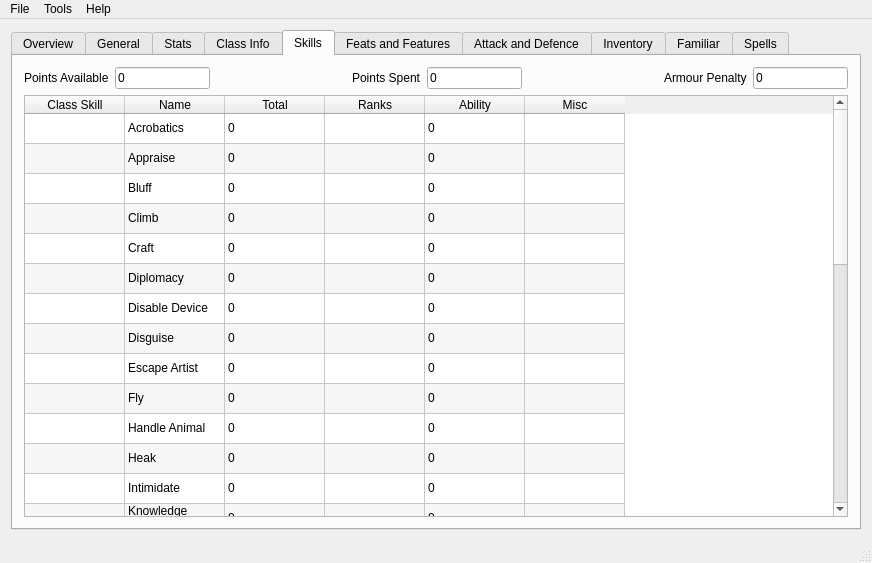
The window that mainwindow.ui (apocolypse600/PathfinderCharacterCreator) describes before a commit, drawn with Qt 5.
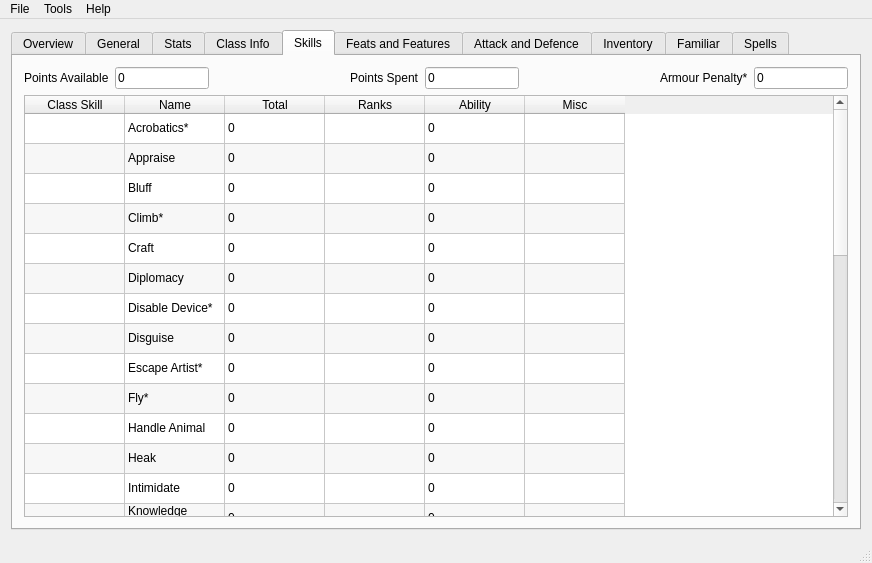
The same window after the commit.

Commit message: The last changes to the class skills table for now

What changed in the file:
```diff
--- a/mainwindow.ui
+++ b/mainwindow.ui
@@ -1325,7 +1325,7 @@
           <item>
            <widget class="QLabel" name="label">
             <property name="text">
-             <string>Armour Penalty</string>
+             <string>Armour Penalty*</string>
             </property>
            </widget>
           </item>
@@ -1361,39 +1361,181 @@
           <attribute name="verticalHeaderVisible">
            <bool>false</bool>
           </attribute>
-          <row/>
-          <row/>
-          <row/>
-          <row/>
-          <row/>
-          <row/>
-          <row/>
-          <row/>
-          <row/>
-          <row/>
-          <row/>
-          <row/>
-          <row/>
-          <row/>
-          <row/>
-          <row/>
-          <row/>
-          <row/>
-          <row/>
-          <row/>
-          <row/>
-          <row/>
-          <row/>
-          <row/>
-          <row/>
-          <row/>
-          <row/>
-          <row/>
-          <row/>
-          <row/>
-          <row/>
-          <row/>
-          <row/>
+          <row>
+           <property name="text">
+            <string>Acrobatics</string>
+           </property>
+          </row>
+          <row>
+           <property name="text">
+            <string>Appraise</string>
+           </property>
+          </row>
+          <row>
+           <property name="text">
+            <string>Bluff</string>
+           </property>
+          </row>
+          <row>
+           <property name="text">
+            <string>Climb</string>
+           </property>
+          </row>
+          <row>
+           <property name="text">
+            <string>Craft</string>
+           </property>
+          </row>
+          <row>
+           <property name="text">
+            <string>Diplomacy</string>
+           </property>
+          </row>
+          <row>
+           <property name="text">
+            <string>Disable Device</string>
+           </property>
+          </row>
+          <row>
+           <property name="text">
+            <string>Disguise</string>
+           </property>
+          </row>
+          <row>
+           <property name="text">
+            <string>Escape Artist</string>
+           </property>
+          </row>
+          <row>
+           <property name="text">
+            <string>Fly</string>
+           </property>
+          </row>
+          <row>
+           <property name="text">
+            <string>Handle Animal</string>
+           </property>
+          </row>
+          <row>
+           <property name="text">
+            <string>Heal</string>
+           </property>
+          </row>
+          <row>
+           <property name="text">
+            <string>Intimidate</string>
+           </property>
+          </row>
+          <row>
+           <property name="text">
+            <string>Knowledge (Arcana)</string>
+           </property>
+          </row>
+          <row>
+           <property name="text">
+            <string>Knowledge (Dungeoneering)</string>
+           </property>
+          </row>
+          <row>
+           <property name="text">
+            <string>Knowledge (Engineering)</string>
+           </property>
+          </row>
+          <row>
+           <property name="text">
+            <string>Knowledge (Geography)</string>
+           </property>
+          </row>
+          <row>
+           <property name="text">
+            <string>Knowledge (History)</string>
+           </property>
+          </row>
+          <row>
+           <property name="text">
+            <string>Knowledge (Local)</string>
+           </property>
+          </row>
+          <row>
+           <property name="text">
+            <string>Knowledge (Nature)</string>
+           </property>
+          </row>
+          <row>
+           <property name="text">
+            <string>Knowledge (Nobility)</string>
+           </property>
+          </row>
+          <row>
+           <property name="text">
+            <string>Knowledge (Planes)</string>
+           </property>
+          </row>
+          <row>
+           <property name="text">
+            <string>Knowledge (Religion)</string>
+           </property>
+          </row>
+          <row>
+           <property name="text">
+            <string>Linguistics</string>
+           </property>
+          </row>
+          <row>
+           <property name="text">
+            <string>Perception</string>
+           </property>
+          </row>
+          <row>
+           <property name="text">
+            <string>Perform</string>
+           </property>
+          </row>
+          <row>
+           <property name="text">
+            <string>Profession</string>
+           </property>
+          </row>
+          <row>
+           <property name="text">
+            <string>Ride</string>
+           </property>
+          </row>
+          <row>
+           <property name="text">
+            <string>Sense Motive</string>
+           </property>
+          </row>
+          <row>
+           <property name="text">
+            <string>Sleight of Hand</string>
+           </property>
+          </row>
+          <row>
+           <property name="text">
+            <string>Spellcraft</string>
+           </property>
+          </row>
+          <row>
+           <property name="text">
+            <string>Stealth</string>
+           </property>
+          </row>
+          <row>
+           <property name="text">
+            <string>Survival</string>
+           </property>
+          </row>
+          <row>
+           <property name="text">
+            <string>Swim</string>
+           </property>
+          </row>
+          <row>
+           <property name="text">
+            <string>Use Magic Device</string>
+           </property>
+          </row>
           <column>
            <property name="text">
             <string>Class Skill</string>
@@ -1437,7 +1579,10 @@
           </item>
           <item row="0" column="1">
            <property name="text">
-            <string>Acrobatics</string>
+            <string>Acrobatics*</string>
+           </property>
+           <property name="flags">
+            <set>ItemIsDragEnabled|ItemIsUserCheckable|ItemIsEnabled</set>
            </property>
           </item>
           <item row="0" column="2">
@@ -1452,6 +1597,9 @@
            <property name="text">
             <string>0</string>
            </property>
+           <property name="flags">
+            <set>ItemIsDragEnabled|ItemIsUserCheckable|ItemIsEnabled</set>
+           </property>
           </item>
           <item row="1" column="0">
            <property name="text">
@@ -1465,6 +1613,9 @@
            <property name="text">
             <string>Appraise</string>
            </property>
+           <property name="flags">
+            <set>ItemIsDragEnabled|ItemIsUserCheckable|ItemIsEnabled</set>
+           </property>
           </item>
           <item row="1" column="2">
            <property name="text">
@@ -1478,6 +1629,9 @@
            <property name="text">
             <string>0</string>
            </property>
+           <property name="flags">
+            <set>ItemIsDragEnabled|ItemIsUserCheckable|ItemIsEnabled</set>
+           </property>
           </item>
           <item row="2" column="0">
            <property name="text">
@@ -1491,6 +1645,9 @@
            <property name="text">
             <string>Bluff</string>
            </property>
+           <property name="flags">
+            <set>ItemIsDragEnabled|ItemIsUserCheckable|ItemIsEnabled</set>
+           </property>
           </item>
           <item row="2" column="2">
            <property name="text">
@@ -1504,6 +1661,9 @@
            <property name="text">
             <string>0</string>
            </property>
+           <property name="flags">
+            <set>ItemIsDragEnabled|ItemIsUserCheckable|ItemIsEnabled</set>
+           </property>
           </item>
           <item row="3" column="0">
            <property name="text">
@@ -1515,7 +1675,10 @@
           </item>
           <item row="3" column="1">
            <property name="text">
-            <string>Climb</string>
+            <string>Climb*</string>
+           </property>
+           <property name="flags">
+            <set>ItemIsDragEnabled|ItemIsUserCheckable|ItemIsEnabled</set>
            </property>
           </item>
           <item row="3" column="2">
@@ -1530,6 +1693,9 @@
            <property name="text">
             <string>0</string>
            </property>
+           <property name="flags">
+            <set>ItemIsDragEnabled|ItemIsUserCheckable|ItemIsEnabled</set>
+           </property>
           </item>
           <item row="4" column="0">
            <property name="text">
@@ -1543,6 +1709,9 @@
            <property name="text">
             <string>Craft</string>
            </property>
+           <property name="flags">
+            <set>ItemIsDragEnabled|ItemIsUserCheckable|ItemIsEnabled</set>
+           </property>
           </item>
           <item row="4" column="2">
            <property name="text">
@@ -1556,6 +1725,9 @@
            <property name="text">
             <string>0</string>
            </property>
+           <property name="flags">
+            <set>ItemIsDragEnabled|ItemIsUserCheckable|ItemIsEnabled</set>
+           </property>
           </item>
           <item row="5" column="0">
            <property name="text">
@@ -1569,6 +1741,9 @@
            <property name="text">
             <string>Diplomacy</string>
            </property>
+           <property name="flags">
+            <set>ItemIsDragEnabled|ItemIsUserCheckable|ItemIsEnabled</set>
+           </property>
           </item>
           <item row="5" column="2">
            <property name="text">
@@ -1582,6 +1757,9 @@
            <property name="text">
             <string>0</string>
            </property>
+           <property name="flags">
+            <set>ItemIsDragEnabled|ItemIsUserCheckable|ItemIsEnabled</set>
+           </property>
           </item>
           <item row="6" column="0">
            <property name="text">
@@ -1593,7 +1771,10 @@
           </item>
           <item row="6" column="1">
            <property name="text">
-            <string>Disable Device</string>
+            <string>Disable Device*</string>
+           </property>
+           <property name="flags">
+            <set>ItemIsDragEnabled|ItemIsUserCheckable|ItemIsEnabled</set>
            </property>
           </item>
           <item row="6" column="2">
@@ -1608,6 +1789,9 @@
            <property name="text">
             <string>0</string>
            </property>
+           <property name="flags">
+            <set>ItemIsDragEnabled|ItemIsUserCheckable|ItemIsEnabled</set>
+           </property>
           </item>
           <item row="7" column="0">
            <property name="text">
@@ -1621,6 +1805,9 @@
            <property name="text">
             <string>Disguise</string>
            </property>
+           <property name="flags">
+            <set>ItemIsDragEnabled|ItemIsUserCheckable|ItemIsEnabled</set>
+           </property>
           </item>
           <item row="7" column="2">
            <property name="text">
@@ -1634,6 +1821,9 @@
            <property name="text">
             <string>0</string>
            </property>
+           <property name="flags">
+            <set>ItemIsDragEnabled|ItemIsUserCheckable|ItemIsEnabled</set>
+           </property>
           </item>
           <item row="8" column="0">
            <property name="text">
@@ -1645,7 +1835,10 @@
           </item>
           <item row="8" column="1">
            <property name="text">
-            <string>Escape Artist</string>
+            <string>Escape Artist*</string>
+           </property>
+           <property name="flags">
+            <set>ItemIsDragEnabled|ItemIsUserCheckable|ItemIsEnabled</set>
            </property>
           </item>
           <item row="8" column="2">
@@ -1660,6 +1853,9 @@
            <property name="text">
             <string>0</string>
            </property>
+           <property name="flags">
+            <set>ItemIsDragEnabled|ItemIsUserCheckable|ItemIsEnabled</set>
+           </property>
           </item>
           <item row="9" column="0">
            <property name="text">
@@ -1671,7 +1867,10 @@
           </item>
           <item row="9" column="1">
            <property name="text">
-            <string>Fly</string>
+            <string>Fly*</string>
+           </property>
+           <property name="flags">
+            <set>ItemIsDragEnabled|ItemIsUserCheckable|ItemIsEnabled</set>
            </property>
           </item>
           <item row="9" column="2">
@@ -1686,6 +1885,9 @@
            <property name="text">
             <string>0</string>
            </property>
+           <property name="flags">
+            <set>ItemIsDragEnabled|ItemIsUserCheckable|ItemIsEnabled</set>
+           </property>
           </item>
           <item row="10" column="0">
            <property name="text">
@@ -1699,6 +1901,9 @@
            <property name="text">
             <string>Handle Animal</string>
            </property>
+           <property name="flags">
+            <set>ItemIsDragEnabled|ItemIsUserCheckable|ItemIsEnabled</set>
+           </property>
           </item>
           <item row="10" column="2">
            <property name="text">
@@ -1712,6 +1917,9 @@
            <property name="text">
             <string>0</string>
            </property>
+           <property name="flags">
+            <set>ItemIsDragEnabled|ItemIsUserCheckable|ItemIsEnabled</set>
+           </property>
           </item>
           <item row="11" column="0">
            <property name="text">
@@ -1725,6 +1933,9 @@
            <property name="text">
             <string>Heak</string>
            </property>
+           <property name="flags">
+            <set>ItemIsDragEnabled|ItemIsUserCheckable|ItemIsEnabled</set>
+           </property>
           </item>
           <item row="11" column="2">
            <property name="text">
@@ -1738,6 +1949,9 @@
            <property name="text">
             <string>0</string>
            </property>
+           <property name="flags">
+            <set>ItemIsDragEnabled|ItemIsUserCheckable|ItemIsEnabled</set>
+           </property>
           </item>
           <item row="12" column="0">
            <property name="text">
@@ -1751,6 +1965,9 @@
            <property name="text">
             <string>Intimidate</string>
            </property>
+           <property name="flags">
+            <set>ItemIsDragEnabled|ItemIsUserCheckable|ItemIsEnabled</set>
+           </property>
           </item>
           <item row="12" column="2">
            <property name="text">
@@ -1764,11 +1981,17 @@
            <property name="text">
             <string>0</string>
            </property>
+           <property name="flags">
+            <set>ItemIsDragEnabled|ItemIsUserCheckable|ItemIsEnabled</set>
+           </property>
           </item>
           <item row="13" column="1">
            <property name="text">
             <string>Knowledge (Arcana)</string>
            </property>
+           <property name="flags">
+            <set>ItemIsDragEnabled|ItemIsUserCheckable|ItemIsEnabled</set>
+           </property>
           </item>
           <item row="13" column="2">
            <property name="text">
@@ -1782,11 +2005,17 @@
            <property name="text">
             <string>0</string>
            </property>
+           <property name="flags">
+            <set>ItemIsDragEnabled|ItemIsUserCheckable|ItemIsEnabled</set>
+           </property>
           </item>
           <item row="14" column="1">
            <property name="text">
             <string>Knowledge (Dungeoneering)</string>
            </property>
+           <property name="flags">
+            <set>ItemIsDragEnabled|ItemIsUserCheckable|ItemIsEnabled</set>
+           </property>
           </item>
           <item row="14" column="2">
            <property name="text">
@@ -1800,11 +2029,17 @@
            <property name="text">
             <string>0</string>
            </property>
+           <property name="flags">
+            <set>ItemIsDragEnabled|ItemIsUserCheckable|ItemIsEnabled</set>
+           </property>
           </item>
           <item row="15" column="1">
            <property name="text">
             <string>Knowledge (Engineering)</string>
            </property>
+           <property name="flags">
+            <set>ItemIsDragEnabled|ItemIsUserCheckable|ItemIsEnabled</set>
+           </property>
           </item>
           <item row="15" column="2">
            <property name="text">
@@ -1818,11 +2053,17 @@
            <property name="text">
             <string>0</string>
            </property>
+           <property name="flags">
+            <set>ItemIsDragEnabled|ItemIsUserCheckable|ItemIsEnabled</set>
+           </property>
           </item>
           <item row="16" column="1">
            <property name="text">
             <string>Knowledge (Geography)</string>
            </property>
+           <property name="flags">
+            <set>ItemIsDragEnabled|ItemIsUserCheckable|ItemIsEnabled</set>
+           </property>
           </item>
           <item row="16" column="2">
            <property name="text">
@@ -1836,11 +2077,17 @@
            <property name="text">
             <string>0</string>
            </property>
+           <property name="flags">
+            <set>ItemIsDragEnabled|ItemIsUserCheckable|ItemIsEnabled</set>
+           </property>
           </item>
           <item row="17" column="1">
            <property name="text">
             <string>Knowledge (History)</string>
            </property>
+           <property name="flags">
+            <set>ItemIsDragEnabled|ItemIsUserCheckable|ItemIsEnabled</set>
+           </property>
           </item>
           <item row="17" column="2">
            <property name="text">
@@ -1854,11 +2101,17 @@
            <property name="text">
             <string>0</string>
            </property>
+           <property name="flags">
+            <set>ItemIsDragEnabled|ItemIsUserCheckable|ItemIsEnabled</set>
+           </property>
           </item>
           <item row="18" column="1">
            <property name="text">
             <string>Knowledge (Local)</string>
            </property>
+           <property name="flags">
+            <set>ItemIsDragEnabled|ItemIsUserCheckable|ItemIsEnabled</set>
+           </property>
           </item>
           <item row="18" column="2">
            <property name="text">
@@ -1872,11 +2125,17 @@
            <property name="text">
             <string>0</string>
            </property>
+           <property name="flags">
+            <set>ItemIsDragEnabled|ItemIsUserCheckable|ItemIsEnabled</set>
+           </property>
           </item>
           <item row="19" column="1">
            <property name="text">
             <string>Knowledge (Nature)</string>
            </property>
+           <property name="flags">
+            <set>ItemIsDragEnabled|ItemIsUserCheckable|ItemIsEnabled</set>
+           </property>
           </item>
           <item row="19" column="2">
            <property name="text">
@@ -1890,11 +2149,17 @@
            <property name="text">
             <string>0</string>
            </property>
+           <property name="flags">
+            <set>ItemIsDragEnabled|ItemIsUserCheckable|ItemIsEnabled</set>
+           </property>
           </item>
           <item row="20" column="1">
            <property name="text">
             <string>Knowledge (Nobility)</string>
            </property>
+           <property name="flags">
+            <set>ItemIsDragEnabled|ItemIsUserCheckable|ItemIsEnabled</set>
+           </property>
           </item>
           <item row="20" column="2">
            <property name="text">
@@ -1908,11 +2173,17 @@
            <property name="text">
             <string>0</string>
            </property>
+           <property name="flags">
+            <set>ItemIsDragEnabled|ItemIsUserCheckable|ItemIsEnabled</set>
+           </property>
           </item>
           <item row="21" column="1">
            <property name="text">
             <string>Knowledge (Planes)</string>
            </property>
+           <property name="flags">
+            <set>ItemIsDragEnabled|ItemIsUserCheckable|ItemIsEnabled</set>
+           </property>
           </item>
           <item row="21" column="2">
            <property name="text">
@@ -1926,11 +2197,17 @@
            <property name="text">
             <string>0</string>
            </property>
+           <property name="flags">
+            <set>ItemIsDragEnabled|ItemIsUserCheckable|ItemIsEnabled</set>
+           </property>
           </item>
           <item row="22" column="1">
            <property name="text">
             <string>Knowledge (Religion)</string>
            </property>
+           <property name="flags">
+            <set>ItemIsDragEnabled|ItemIsUserCheckable|ItemIsEnabled</set>
+           </property>
           </item>
           <item row="22" column="2">
            <property name="text">
@@ -1944,11 +2221,17 @@
            <property name="text">
             <string>0</string>
            </property>
+           <property name="flags">
+            <set>ItemIsDragEnabled|ItemIsUserCheckable|ItemIsEnabled</set>
+           </property>
           </item>
           <item row="23" column="1">
            <property name="text">
             <string>Linguistsics</string>
            </property>
+           <property name="flags">
+            <set>ItemIsDragEnabled|ItemIsUserCheckable|ItemIsEnabled</set>
+           </property>
           </item>
           <item row="23" column="2">
            <property name="text">
@@ -1962,11 +2245,17 @@
            <property name="text">
             <string>0</string>
            </property>
+           <property name="flags">
+            <set>ItemIsDragEnabled|ItemIsUserCheckable|ItemIsEnabled</set>
+           </property>
           </item>
           <item row="24" column="1">
            <property name="text">
             <string>Perception</string>
            </property>
+           <property name="flags">
+            <set>ItemIsDragEnabled|ItemIsUserCheckable|ItemIsEnabled</set>
+           </property>
           </item>
           <item row="24" column="2">
            <property name="text">
@@ -1980,10 +2269,13 @@
            <property name="text">
             <string>0</string>
            </property>
+           <property name="flags">
+            <set>ItemIsDragEnabled|ItemIsUserCheckable|ItemIsEnabled</set>
+           </property>
           </item>
           <item row="25" column="1">
            <property name="text">
-            <string>Profession</string>
+            <string>Perform</string>
            </property>
           </item>
           <item row="25" column="2">
@@ -1998,10 +2290,16 @@
            <property name="text">
             <string>0</string>
            </property>
+           <property name="flags">
+            <set>ItemIsDragEnabled|ItemIsUserCheckable|ItemIsEnabled</set>
+           </property>
           </item>
           <item row="26" column="1">
            <property name="text">
-            <string>Ride</string>
+            <string>Profession</string>
+           </property>
+           <property name="flags">
+            <set>ItemIsDragEnabled|ItemIsUserCheckable|ItemIsEnabled</set>
            </property>
           </item>
           <item row="26" column="2">
@@ -2016,10 +2314,16 @@
            <property name="text">
             <string>0</string>
            </property>
+           <property name="flags">
+            <set>ItemIsDragEnabled|ItemIsUserCheckable|ItemIsEnabled</set>
+           </property>
           </item>
           <item row="27" column="1">
            <property name="text">
-            <string>Sense Motive</string>
+            <string>Ride*</string>
+           </property>
+           <property name="flags">
+            <set>ItemIsDragEnabled|ItemIsUserCheckable|ItemIsEnabled</set>
            </property>
           </item>
           <item row="27" column="2">
@@ -2034,10 +2338,16 @@
            <property name="text">
             <string>0</string>
            </property>
+           <property name="flags">
+            <set>ItemIsDragEnabled|ItemIsUserCheckable|ItemIsEnabled</set>
+           </property>
           </item>
           <item row="28" column="1">
            <property name="text">
-            <string>Sleight of Hand</string>
+            <string>Sense Motive</string>
+           </property>
+           <property name="flags">
+            <set>ItemIsDragEnabled|ItemIsUserCheckable|ItemIsEnabled</set>
            </property>
           </item>
           <item row="28" column="2">
@@ -2052,10 +2362,16 @@
            <property name="text">
             <string>0</string>
            </property>
+           <property name="flags">
+            <set>ItemIsDragEnabled|ItemIsUserCheckable|ItemIsEnabled</set>
+           </property>
           </item>
           <item row="29" column="1">
            <property name="text">
-            <string>Spellcraft</string>
+            <string>Sleight of Hand</string>
+           </property>
+           <property name="flags">
+            <set>ItemIsDragEnabled|ItemIsUserCheckable|ItemIsEnabled</set>
            </property>
           </item>
           <item row="29" column="2">
@@ -2070,10 +2386,16 @@
            <property name="text">
             <string>0</string>
            </property>
+           <property name="flags">
+            <set>ItemIsDragEnabled|ItemIsUserCheckable|ItemIsEnabled</set>
+           </property>
           </item>
           <item row="30" column="1">
            <property name="text">
-            <string>Survival</string>
+            <string>Spellcraft*</string>
+           </property>
+           <property name="flags">
+            <set>ItemIsDragEnabled|ItemIsUserCheckable|ItemIsEnabled</set>
            </property>
           </item>
           <item row="30" column="2">
@@ -2088,10 +2410,13 @@
            <property name="text">
             <string>0</string>
            </property>
+           <property name="flags">
+            <set>ItemIsDragEnabled|ItemIsUserCheckable|ItemIsEnabled</set>
+           </property>
           </item>
           <item row="31" column="1">
            <property name="text">
-            <string>Swim</string>
+            <string>Stealth*</string>
            </property>
           </item>
           <item row="31" column="2">
@@ -2106,10 +2431,16 @@
            <property name="text">
             <string>0</string>
            </property>
+           <property name="flags">
+            <set>ItemIsDragEnabled|ItemIsUserCheckable|ItemIsEnabled</set>
+           </property>
           </item>
           <item row="32" column="1">
            <property name="text">
-            <string>Use Magic Device</string>
+            <string>Survival</string>
+           </property>
+           <property name="flags">
+            <set>ItemIsDragEnabled|ItemIsUserCheckable|ItemIsEnabled</set>
            </property>
           </item>
           <item row="32" column="2">
@@ -2123,6 +2454,57 @@
           <item row="32" column="4">
            <property name="text">
             <string>0</string>
+           </property>
+           <property name="flags">
+            <set>ItemIsDragEnabled|ItemIsUserCheckable|ItemIsEnabled</set>
+           </property>
+          </item>
+          <item row="33" column="1">
+           <property name="text">
+            <string>Swim*</string>
+           </property>
+           <property name="flags">
+            <set>ItemIsDragEnabled|ItemIsUserCheckable|ItemIsEnabled</set>
+           </property>
+          </item>
+          <item row="33" column="2">
+           <property name="text">
+            <string>0</string>
+           </property>
+           <property name="flags">
+            <set>ItemIsDragEnabled|ItemIsUserCheckable|ItemIsEnabled</set>
+           </property>
+          </item>
+          <item row="33" column="4">
+           <property name="text">
+            <string>0</string>
+           </property>
+           <property name="flags">
+            <set>ItemIsDragEnabled|ItemIsUserCheckable|ItemIsEnabled</set>
+           </property>
+          </item>
+          <item row="34" column="1">
+           <property name="text">
+            <string>Use Magic Device</string>
+           </property>
+           <property name="flags">
+            <set>ItemIsDragEnabled|ItemIsUserCheckable|ItemIsEnabled</set>
+           </property>
+          </item>
+          <item row="34" column="2">
+           <property name="text">
+            <string>0</string>
+           </property>
+           <property name="flags">
+            <set>ItemIsDragEnabled|ItemIsUserCheckable|ItemIsEnabled</set>
+           </property>
+          </item>
+          <item row="34" column="4">
+           <property name="text">
+            <string>0</string>
+           </property>
+           <property name="flags">
+            <set>ItemIsDragEnabled|ItemIsUserCheckable|ItemIsEnabled</set>
            </property>
           </item>
          </widget>
```
The commit also changes 2 other files.
